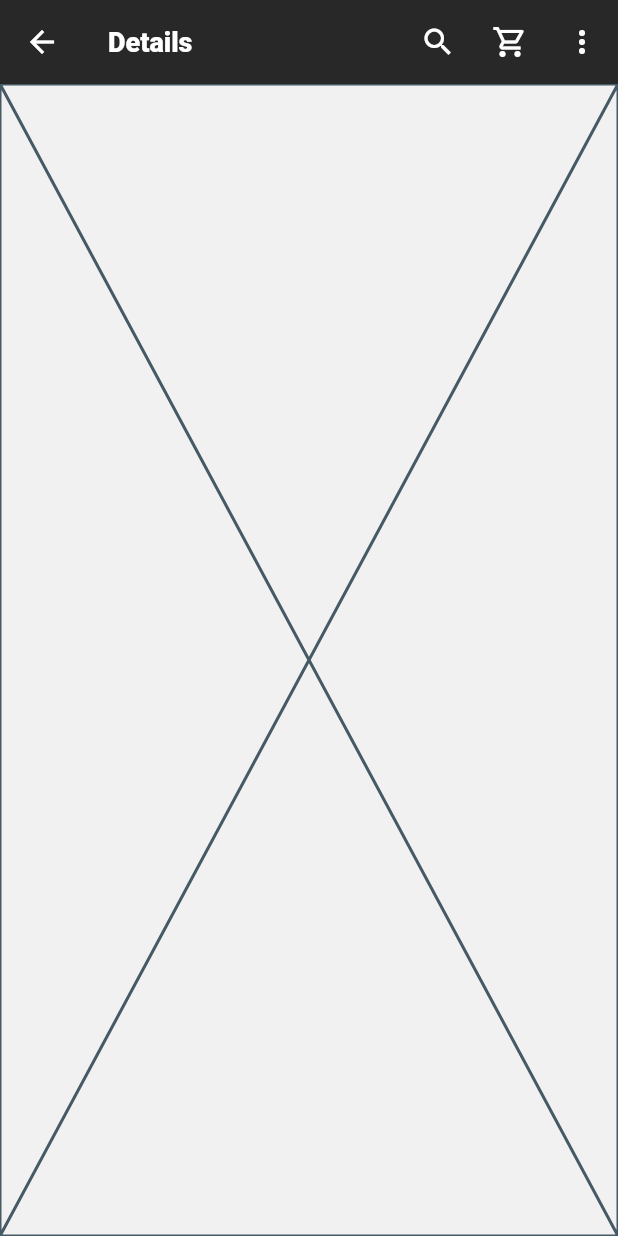
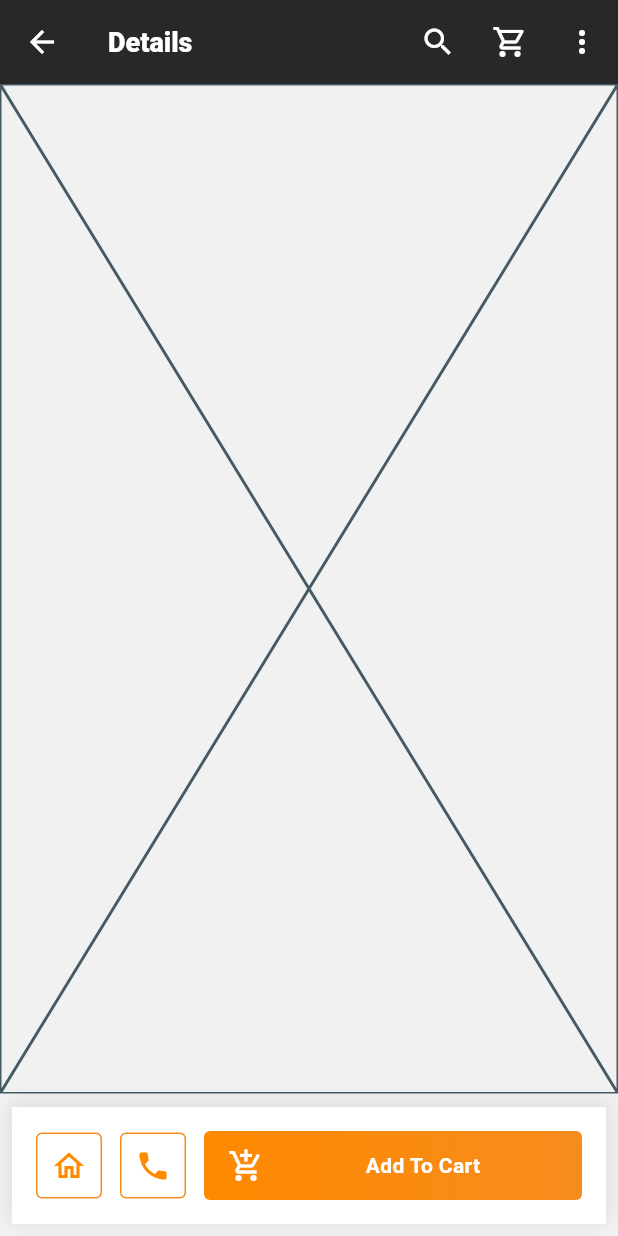
Before and after one commit to GreatGrant/jumia-clone, a Flutter app: the DetailsScreen screen opened directly with sample values from the repository, on a phone screen of 412 x 824 dp. Run offline on Flutter 3.47's test engine with Material 3 defaults, Android fonts, the phone set to English and light mode, and no system bars; our stand-ins replace cached_network_image, carousel_slider, flutter_svg, go_router, visibility_detector; network calls fail.

Commit message:
create persisitent footer widget

```diff
--- a/lib/screens/details_sreen.dart
+++ b/lib/screens/details_sreen.dart
@@ -2,6 +2,9 @@ import 'package:flutter/cupertino.dart';
 import 'package:flutter/material.dart';
 import 'package:go_router/go_router.dart';
 import 'package:jumia_clone/models/product_model.dart';
+import 'package:jumia_clone/theme/colors.dart';
+
+import '../widgets/persistent_footer_widget.dart';
 
 class DetailsScreen extends StatefulWidget {
   const DetailsScreen({super.key, required ProductModel product});
@@ -113,6 +116,19 @@ class _DetailsScreenState extends State<DetailsScreen> {
         ],
       ),
       body: Placeholder(),
+      persistentFooterButtons: [
+        PersistentFooterWidget(
+          onHomePressed: () {
+            print('Home pressed');
+          },
+          onCallPressed: () {
+            print('Call pressed');
+          },
+          onAddToCartPressed: () {
+            print('Add to cart pressed');
+          },
+        ),
+      ],
     );
   }
 }
--- /dev/null
+++ b/lib/widgets/persistent_footer_widget.dart
@@ -0,0 +1,119 @@
+import 'package:flutter/material.dart';
+import 'package:jumia_clone/theme/colors.dart';
+
+class PersistentFooterWidget extends StatelessWidget {
+  final VoidCallback? onHomePressed;
+  final VoidCallback? onCallPressed;
+  final VoidCallback? onAddToCartPressed;
+
+  const PersistentFooterWidget({
+    super.key,
+    this.onHomePressed,
+    this.onCallPressed,
+    this.onAddToCartPressed,
+  });
+
+  static const BorderRadius _buttonRadius = BorderRadius.all(Radius.circular(4));
+
+  @override
+  Widget build(BuildContext context) {
+    return Container(
+      padding: const EdgeInsets.all(16.0),
+      decoration: BoxDecoration(
+        color: Colors.white,
+        boxShadow: [
+          BoxShadow(
+            color: Colors.black.withValues(alpha: 0.1),
+            blurRadius: 10,
+            offset: const Offset(0, -2),
+          ),
+        ],
+      ),
+      child: SafeArea(
+        child: Row(
+          children: [
+            _buildIconButton(
+              icon: Icons.home_outlined,
+              onPressed: onHomePressed,
+            ),
+            const SizedBox(width: 12),
+            _buildIconButton(
+              icon: Icons.phone,
+              onPressed: onCallPressed,
+            ),
+            const SizedBox(width: 12),
+            Expanded(
+              child: Container(
+                height: 46,
+                decoration: const BoxDecoration(
+                  gradient: LinearGradient(
+                    colors: [Color(0xFFFF8A00), AppColors.primary],
+                    begin: Alignment.centerLeft,
+                    end: Alignment.centerRight,
+                  ),
+                  borderRadius: _buttonRadius,
+                ),
+                child: Material(
+                  color: Colors.transparent,
+                  child: InkWell(
+                    onTap: onAddToCartPressed,
+                    borderRadius: _buttonRadius,
+                    child: const Row(
+                      mainAxisAlignment: MainAxisAlignment.start, // Align children to the start (left)
+                      children: [
+                        SizedBox(width: 16),
+                        Icon(
+                          Icons.add_shopping_cart_outlined,
+                          color: Colors.white,
+                          size: 24,
+                        ),
+                        Expanded( // Expands to push the text to the center
+                          child: Center(
+                            child: Text(
+                              'Add To Cart',
+                              style: TextStyle(
+                                color: Colors.white,
+                                fontSize: 14,
+                                fontWeight: FontWeight.w600,
+                              ),
+                            ),
+                          ),
+                        ),
+                      ],
+                    ),
+                  ),
+                ),
+              ),
+            ),
+          ],
+        ),
+      ),
+    );
+  }
+
+  Widget _buildIconButton({
+    required IconData icon,
+    required VoidCallback? onPressed,
+  }) {
+    return Container(
+      width: 44,
+      height: 44,
+      decoration: BoxDecoration(
+        border: Border.all(color: AppColors.primary),
+        borderRadius: _buttonRadius,
+      ),
+      child: Material(
+        color: Colors.transparent,
+        child: InkWell(
+          onTap: onPressed,
+          borderRadius: _buttonRadius,
+          child: Icon(
+            icon,
+            color: const Color(0xFFFF8A00),
+            size: 24,
+          ),
+        ),
+      ),
+    );
+  }
+}
```
